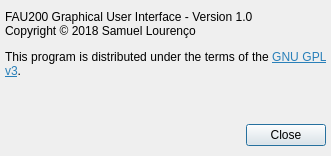
Before: the Qt Designer form src/about.ui in bloguetronica/fau200-gui, drawn with Qt 5.
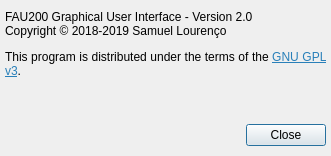
After: the same form once the commit is applied. Icons and pictures are not drawn.

Diff of the .ui file:
```diff
--- a/src/about.ui
+++ b/src/about.ui
@@ -65,7 +65,7 @@
     </rect>
    </property>
    <property name="text">
-    <string>&lt;html&gt;&lt;head/&gt;&lt;body&gt;&lt;p&gt;FAU200 Graphical User Interface - Version 1.0&lt;br/&gt;Copyright &amp;copy; 2018 Samuel Lourenço&lt;/p&gt;&lt;p&gt;This program is distributed under the terms of the &lt;a href=&quot;http://www.gnu.org/licenses/gpl-3.0-standalone.html&quot;&gt;&lt;span style=&quot; text-decoration: underline; color:#2980b9;&quot;&gt;GNU GPL v3&lt;/span&gt;&lt;/a&gt;.&lt;/p&gt;&lt;/body&gt;&lt;/html&gt;</string>
+    <string>&lt;html&gt;&lt;head/&gt;&lt;body&gt;&lt;p&gt;FAU200 Graphical User Interface - Version 2.0&lt;br/&gt;Copyright © 2018-2019 Samuel Lourenço&lt;/p&gt;&lt;p&gt;This program is distributed under the terms of the &lt;a href=&quot;http://www.gnu.org/licenses/gpl-3.0-standalone.html&quot;&gt;&lt;span style=&quot; text-decoration: underline; color:#2980b9;&quot;&gt;GNU GPL v3&lt;/span&gt;&lt;/a&gt;.&lt;/p&gt;&lt;/body&gt;&lt;/html&gt;</string>
    </property>
    <property name="alignment">
     <set>Qt::AlignJustify|Qt::AlignTop</set>
```
Left out of the diff: 4 changed lines with no effect on the pictures.
